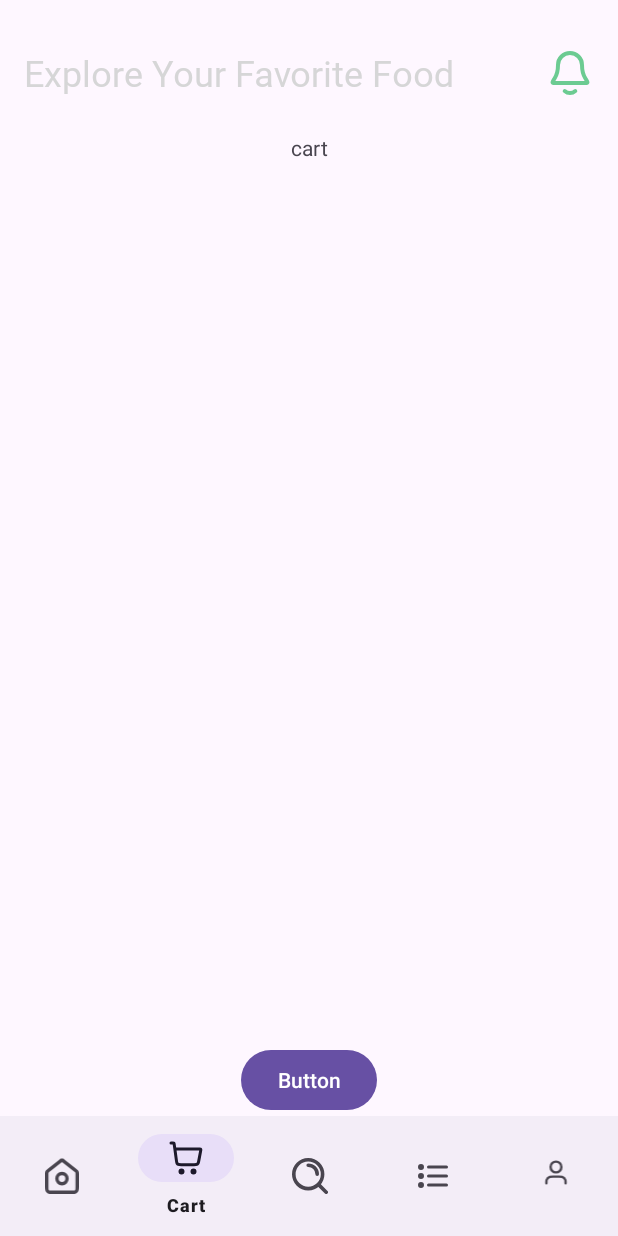
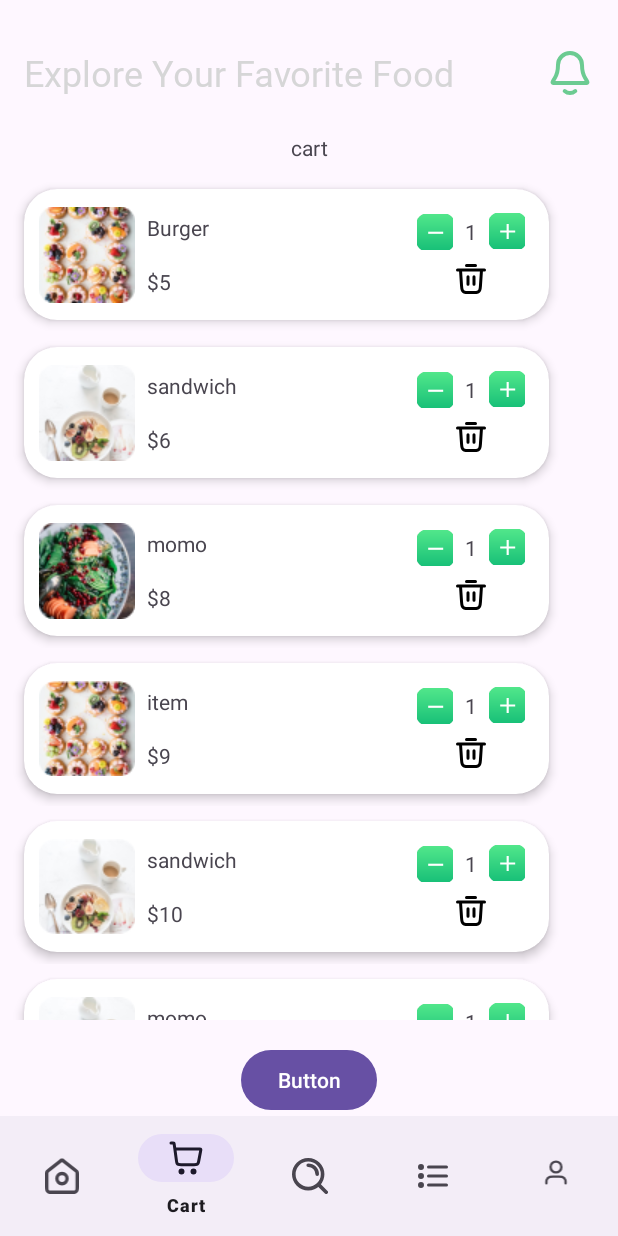
Before and after one commit to abhijeetsharma016/FoodForGood, an Android app: the cartFragment screen opened through its navigation route, on a phone screen of 412 x 824 dp. Run offline under Robolectric (Android 15) with nearby library versions, the phone set to English and light mode, and no system bars; our stand-ins replace navigation-ui; libraries missing offline, so code that uses them is left out: com.denzcoskun.imageslider; 7 statements that could not run were skipped.

Commit message:
cart view implemented for dummy data

```diff
--- a/app/src/main/java/com/example/foodforgood/Fragment/cartFragment.kt
+++ b/app/src/main/java/com/example/foodforgood/Fragment/cartFragment.kt
@@ -5,11 +5,15 @@ import androidx.fragment.app.Fragment
 import android.view.LayoutInflater
 import android.view.View
 import android.view.ViewGroup
+import androidx.recyclerview.widget.LinearLayoutManager
 import com.example.foodforgood.R
+import com.example.foodforgood.adapter.cartAdapter
+import com.example.foodforgood.databinding.CartItemBinding
+import com.example.foodforgood.databinding.FragmentCartBinding
 
 
 class cartFragment : Fragment() {
-
+    private lateinit var binding: FragmentCartBinding
 
     override fun onCreate(savedInstanceState: Bundle?) {
         super.onCreate(savedInstanceState)
@@ -20,8 +24,23 @@ class cartFragment : Fragment() {
         inflater: LayoutInflater, container: ViewGroup?,
         savedInstanceState: Bundle?
     ): View? {
-        // Inflate the layout for this fragment
-        return inflater.inflate(R.layout.fragment_cart, container, false)
+        binding = FragmentCartBinding.inflate(inflater, container, false)
+
+        val cartFoodName = listOf("Burger", "sandwich", "momo", "item", "sandwich", "momo")
+        val cartItemPrice = listOf("$5", "$6", "$8", "$9", "$10", "$11")
+        val cartImage = listOf(
+            R.drawable.menu1,
+            R.drawable.menu2,
+            R.drawable.menu3,
+            R.drawable.menu4,
+            R.drawable.menu5,
+            R.drawable.menu2
+        )
+
+        val adapter = cartAdapter(ArrayList(cartFoodName), ArrayList(cartItemPrice), ArrayList(cartImage))
+        binding.cartRecyclerView.layoutManager = LinearLayoutManager(requireContext())
+        binding.cartRecyclerView.adapter = adapter
+        return binding.root
     }
 
     companion object {
--- a/app/src/main/res/layout/cart_item.xml
+++ b/app/src/main/res/layout/cart_item.xml
@@ -6,14 +6,15 @@
     android:layout_height="wrap_content">
 
     <androidx.cardview.widget.CardView
-        android:layout_width="409dp"
-        android:layout_height="wrap_content"
+        android:layout_width="350dp"
+        android:layout_height="87dp"
         android:layout_marginStart="16dp"
-        android:layout_marginTop="8dp"
+        android:layout_marginTop="10dp"
         android:layout_marginEnd="16dp"
         android:layout_marginBottom="8dp"
-        app:cardCornerRadius="15dp"
-        app:cardElevation="5dp"
+        android:paddingStart="5dp"
+        app:cardCornerRadius="22dp"
+        app:cardElevation="4dp"
         app:layout_constraintBottom_toBottomOf="parent"
         app:layout_constraintEnd_toEndOf="parent"
         app:layout_constraintStart_toStartOf="parent"
@@ -27,6 +28,7 @@
                 android:id="@+id/cart_image"
                 android:layout_width="wrap_content"
                 android:layout_height="wrap_content"
+                android:layout_marginStart="10dp"
                 android:scaleType="centerCrop"
                 app:layout_constraintBottom_toBottomOf="parent"
                 app:layout_constraintStart_toStartOf="parent"
@@ -37,6 +39,7 @@
                 android:id="@+id/cart_foodName"
                 android:layout_width="wrap_content"
                 android:layout_height="wrap_content"
+                android:layout_marginStart="8dp"
                 android:text="TextView"
                 app:layout_constraintBottom_toTopOf="@+id/cart_intemPrice"
                 app:layout_constraintStart_toEndOf="@+id/cart_image"
@@ -46,6 +49,7 @@
                 android:id="@+id/cart_intemPrice"
                 android:layout_width="wrap_content"
                 android:layout_height="wrap_content"
+                android:layout_marginStart="8dp"
                 android:text="TextView"
                 app:layout_constraintBottom_toBottomOf="parent"
                 app:layout_constraintStart_toEndOf="@+id/cart_image"
@@ -77,7 +81,7 @@
                 android:id="@+id/plus_button"
                 android:layout_width="24dp"
                 android:layout_height="24dp"
-                android:layout_marginTop="24dp"
+                android:layout_marginTop="16dp"
                 android:layout_marginEnd="16dp"
                 android:background="@android:color/transparent"
                 android:padding="2.dp"
@@ -89,7 +93,7 @@
                 android:id="@+id/delete_button"
                 android:layout_width="24.dp"
                 android:layout_height="24.dp"
-                android:layout_marginTop="24dp"
+                android:layout_marginTop="8dp"
                 android:background="@android:color/transparent"
                 app:layout_constraintEnd_toEndOf="@+id/plus_button"
                 app:layout_constraintStart_toStartOf="@+id/minus_button"
```
